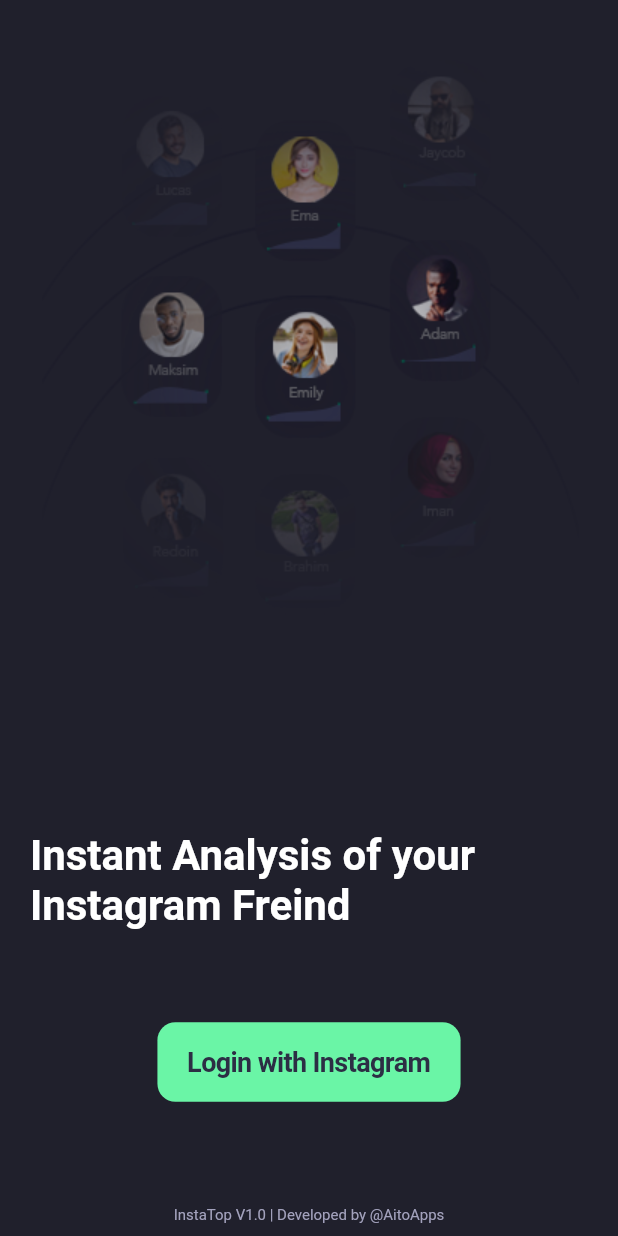
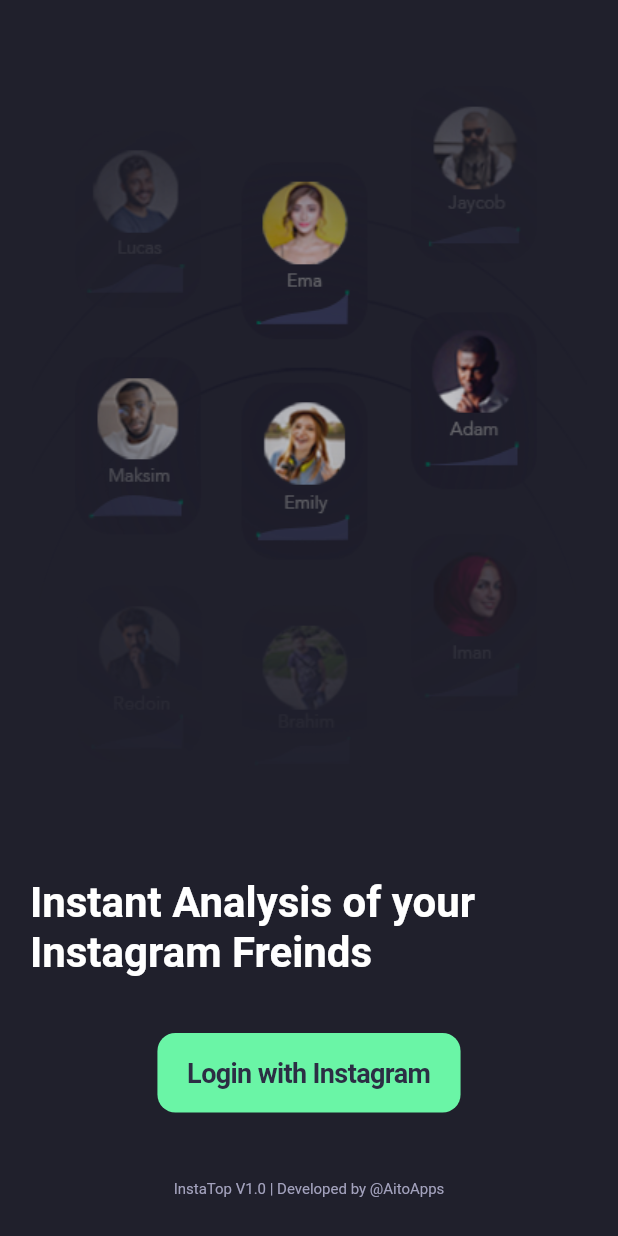
Before and after one commit to witchfindertr/igplus-ios, a Flutter app: the screen it shows after launch, on a phone screen of 412 x 824 dp. Run offline on Flutter 3.47's test engine with Material 2 defaults, Android fonts, the phone set to English and light mode, and no system bars; our stand-ins replace bloc, cloud_firestore, dartz, equatable, firebase_auth, firebase_core and 5 more; missing offline and left inert: mrx_charts, story, webview_cookie_manager; accounts and stored records are empty; network calls fail; statements that could not run were skipped.

Commit message:
fix login ui

```diff
--- a/lib/presentation/views/login/login_page.dart
+++ b/lib/presentation/views/login/login_page.dart
@@ -54,7 +54,7 @@
               }
               if (state is InstagramAuthInitial) {
                 return Column(
-                  mainAxisAlignment: MainAxisAlignment.spaceBetween,
+                  mainAxisAlignment: MainAxisAlignment.spaceEvenly,
                   crossAxisAlignment: CrossAxisAlignment.center,
                   children: [
                     Padding(
@@ -62,7 +62,7 @@
                       child: Center(
                         child: Image.asset(
                           "assets/images/LoginITopImg.png",
-                          fit: BoxFit.cover,
+                          fit: BoxFit.fitWidth,
                         ),
                       ),
                     ),
@@ -70,7 +70,7 @@
                     const Padding(
                       padding: EdgeInsets.symmetric(horizontal: 20.0),
                       child: Text(
-                        "Instant Analysis of your Instagram Freind",
+                        "Instant Analysis of your Instagram Freinds",
                         style: TextStyle(
                           color: Colors.white,
                           fontSize: 28,
```
Also changed, not shown: assets/images/LoginITopImg.png.
